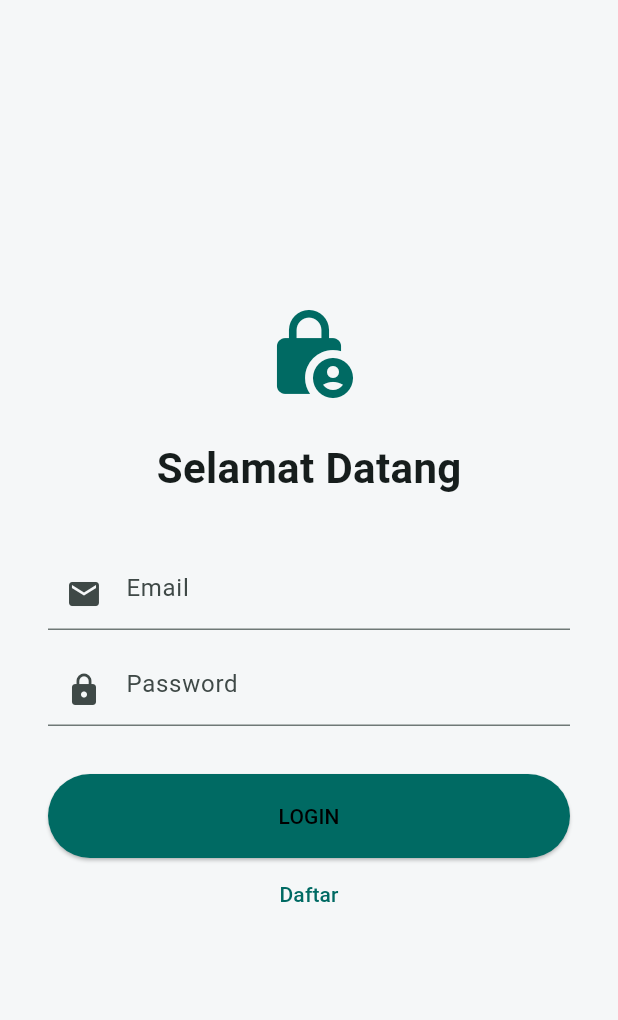
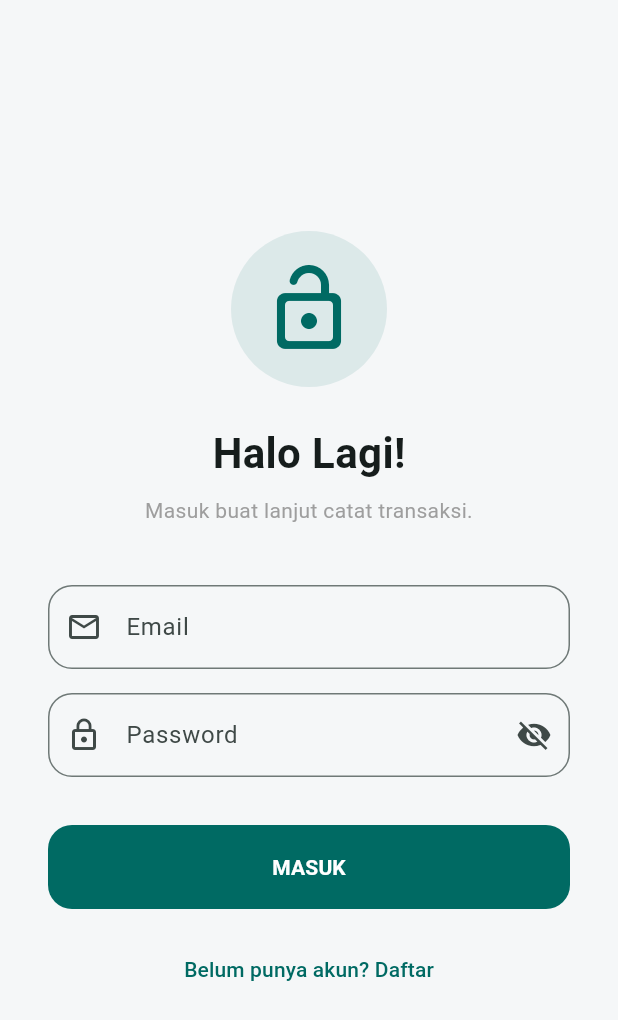
Before and after one commit to ramhandean/my_money_flow, a Flutter app: the screen it shows after launch, on a phone screen of 412 x 824 dp. Shown: the top 1020 px of the screen. Run offline on Flutter 3.47's test engine with Material 3 defaults, Android fonts, the phone set to English and light mode, and no system bars; our stand-ins replace connectivity_plus, flutter_dotenv, image_picker, shared_preferences, shimmer, supabase_flutter; accounts and stored records are empty.

Commit message:
feat: finalize app with icon update, auth improvements, and cross-tab data sync

```diff
--- a/lib/pages/auth_page.dart
+++ b/lib/pages/auth_page.dart
@@ -10,40 +10,59 @@ class AuthPage extends StatefulWidget {
   State<AuthPage> createState() => _AuthPageState();
 }
 
+// ... import tetap sama ...
+
 class _AuthPageState extends State<AuthPage> {
   final _emailController = TextEditingController();
   final _passwordController = TextEditingController();
   bool _isLoading = false;
   bool _isLoginMode = true;
+  bool _obscureText = true; // Tambahan buat toggle password
 
   Future<void> _handleAuth() async {
-    if (_emailController.text.isEmpty || _passwordController.text.isEmpty) return;
+    final email = _emailController.text.trim();
+    final password = _passwordController.text.trim();
+
+    if (email.isEmpty || password.isEmpty) {
+      ScaffoldMessenger.of(context).showSnackBar(
+          const SnackBar(content: Text("Email dan password gak boleh kosong, Bro!"))
+      );
+      return;
+    }
+
     setState(() => _isLoading = true);
     try {
       if (_isLoginMode) {
         await Supabase.instance.client.auth.signInWithPassword(
-            email: _emailController.text, password: _passwordController.text);
+            email: email, password: password);
       } else {
-        // LOGIKA BARU: Ambil username awal dari email
-        // Contoh: dean@gmail.com jadi 'dean'
-        String autoUsername = _emailController.text.split('@')[0];
-
+        String autoUsername = email.split('@')[0];
         await Supabase.instance.client.auth.signUp(
-            email: _emailController.text,
-            password: _passwordController.text,
-            // Simpan ke metadata user
+            email: email,
+            password: password,
             data: {
               'display_name': autoUsername,
-              'photo_url': null, // Default kosong
+              'photo_url': null,
             }
         );
+
+        if (mounted) {
+          ScaffoldMessenger.of(context).showSnackBar(
+              const SnackBar(content: Text("Cek email buat konfirmasi ya! (Kalau aktif)"))
+          );
+        }
       }
 
       if (mounted) {
         Navigator.pushReplacement(context, MaterialPageRoute(builder: (_) => const HomeScreen()));
       }
+    } on AuthException catch (e) {
+      // Error khusus Supabase
+      String message = "Ada masalah nih: ${e.message}";
+      if (e.message.contains("Invalid login credentials")) message = "Email atau password salah, coba cek lagi.";
+      ScaffoldMessenger.of(context).showSnackBar(SnackBar(content: Text(message)));
     } catch (e) {
-      ScaffoldMessenger.of(context).showSnackBar(SnackBar(content: Text("Error: $e")));
+      ScaffoldMessenger.of(context).showSnackBar(SnackBar(content: Text("Waduh: $e")));
     } finally {
       if (mounted) setState(() => _isLoading = false);
     }
@@ -51,31 +70,90 @@ class _AuthPageState extends State<AuthPage> {
 
   @override
   Widget build(BuildContext context) {
+    // Gunakan onPrimary atau putih biar teks tombol kelihatan jelas
     final primaryColor = Theme.of(context).colorScheme.primary;
+
     return Scaffold(
       body: Center(
         child: SingleChildScrollView(
           padding: const EdgeInsets.all(32.0),
           child: Column(
+            mainAxisAlignment: MainAxisAlignment.center,
             children: [
-              Icon(_isLoginMode ? Icons.lock_person_rounded : Icons.person_add_rounded, size: 64, color: primaryColor),
+              // Ikon yang menyesuaikan mode
+              Container(
+                padding: const EdgeInsets.all(20),
+                decoration: BoxDecoration(
+                  color: primaryColor.withOpacity(0.1),
+                  shape: BoxShape.circle,
+                ),
+                child: Icon(
+                    _isLoginMode ? Icons.lock_open_rounded : Icons.person_add_alt_1_rounded,
+                    size: 64,
+                    color: primaryColor
+                ),
+              ),
               const SizedBox(height: 24),
-              Text(_isLoginMode ? "Selamat Datang" : "Buat Akun", style: const TextStyle(fontSize: 28, fontWeight: FontWeight.bold)),
+              Text(
+                  _isLoginMode ? "Halo Lagi!" : "Mulai Kelola Cuan",
+                  style: const TextStyle(fontSize: 28, fontWeight: FontWeight.bold)
+              ),
+              const SizedBox(height: 8),
+              Text(
+                _isLoginMode ? "Masuk buat lanjut catat transaksi." : "Daftar dulu biar datanya aman di cloud.",
+                textAlign: TextAlign.center,
+                style: const TextStyle(color: Colors.grey),
+              ),
               const SizedBox(height: 40),
-              TextField(controller: _emailController, decoration: const InputDecoration(hintText: 'Email', prefixIcon: Icon(Icons.email))),
+              TextField(
+                  controller: _emailController,
+                  keyboardType: TextInputType.emailAddress,
+                  decoration: const InputDecoration(
+                    labelText: 'Email',
+                    prefixIcon: Icon(Icons.email_outlined),
+                    border: OutlineInputBorder(borderRadius: BorderRadius.all(Radius.circular(16))),
+                  )
+              ),
               const SizedBox(height: 16),
-              TextField(controller: _passwordController, obscureText: true, decoration: const InputDecoration(hintText: 'Password', prefixIcon: Icon(Icons.lock))),
+              TextField(
+                  controller: _passwordController,
+                  obscureText: _obscureText,
+                  decoration: InputDecoration(
+                      labelText: 'Password',
+                      prefixIcon: const Icon(Icons.lock_outline),
+                      border: const OutlineInputBorder(borderRadius: BorderRadius.all(Radius.circular(16))),
+                      suffixIcon: IconButton(
+                        icon: Icon(_obscureText ? Icons.visibility_off : Icons.visibility),
+                        onPressed: () => setState(() => _obscureText = !_obscureText),
+                      )
+                  )
+              ),
               const SizedBox(height: 32),
               SizedBox(
                 width: double.infinity,
                 height: 56,
                 child: ElevatedButton(
                   onPressed: _isLoading ? null : _handleAuth,
-                  style: ElevatedButton.styleFrom(backgroundColor: primaryColor, foregroundColor: Colors.black),
-                  child: _isLoading ? const CircularProgressIndicator() : Text(_isLoginMode ? "LOGIN" : "DAFTAR"),
+                  style: ElevatedButton.styleFrom(
+                    backgroundColor: primaryColor,
+                    foregroundColor: Colors.white, // Ganti ke putih biar pro
+                    shape: RoundedRectangleBorder(borderRadius: BorderRadius.circular(16)),
+                    elevation: 0,
+                  ),
+                  child: _isLoading
+                      ? const SizedBox(height: 20, width: 20, child: CircularProgressIndicator(color: Colors.white, strokeWidth: 2))
+                      : Text(_isLoginMode ? "MASUK" : "DAFTAR SEKARANG", style: const TextStyle(fontWeight: FontWeight.bold)),
                 ),
               ),
-              TextButton(onPressed: () => setState(() => _isLoginMode = !_isLoginMode), child: Text(_isLoginMode ? "Daftar" : "Login")),
+              const SizedBox(height: 16),
+              TextButton(
+                  onPressed: () => setState(() {
+                    _isLoginMode = !_isLoginMode;
+                    _emailController.clear();
+                    _passwordController.clear();
+                  }),
+                  child: Text(_isLoginMode ? "Belum punya akun? Daftar" : "Udah punya akun? Masuk")
+              ),
             ],
           ),
         ),
--- a/pubspec.yaml
+++ b/pubspec.yaml
@@ -1,7 +1,7 @@
 name: my_money_flow
 description: "A new Flutter project."
 publish_to: 'none'
-version: 1.0.1+2
+version: 1.0.1+3
 
 environment:
   sdk: ">=3.10.8 <4.0.0"
```
Also changed, not shown: lib/main.dart (+84 -50 lines), lib/pages/history_page.dart (+35 -23 lines), assets/images/icon.png, 31 other files.
